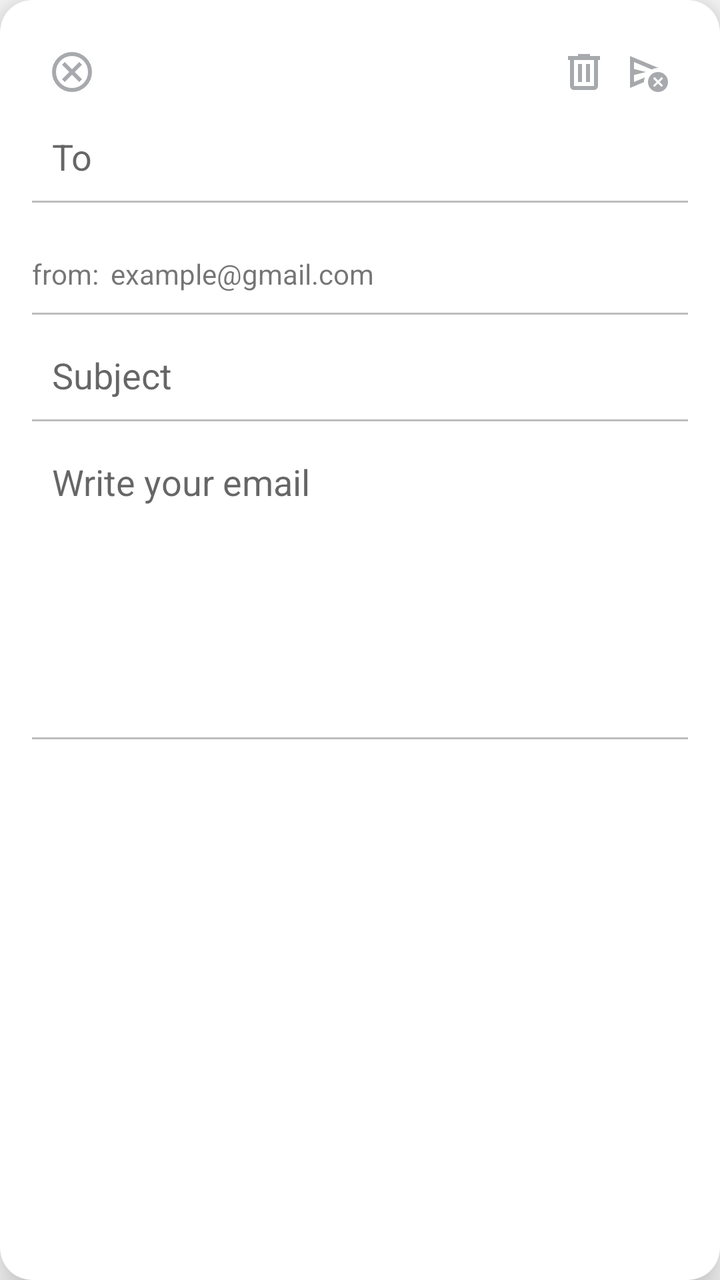
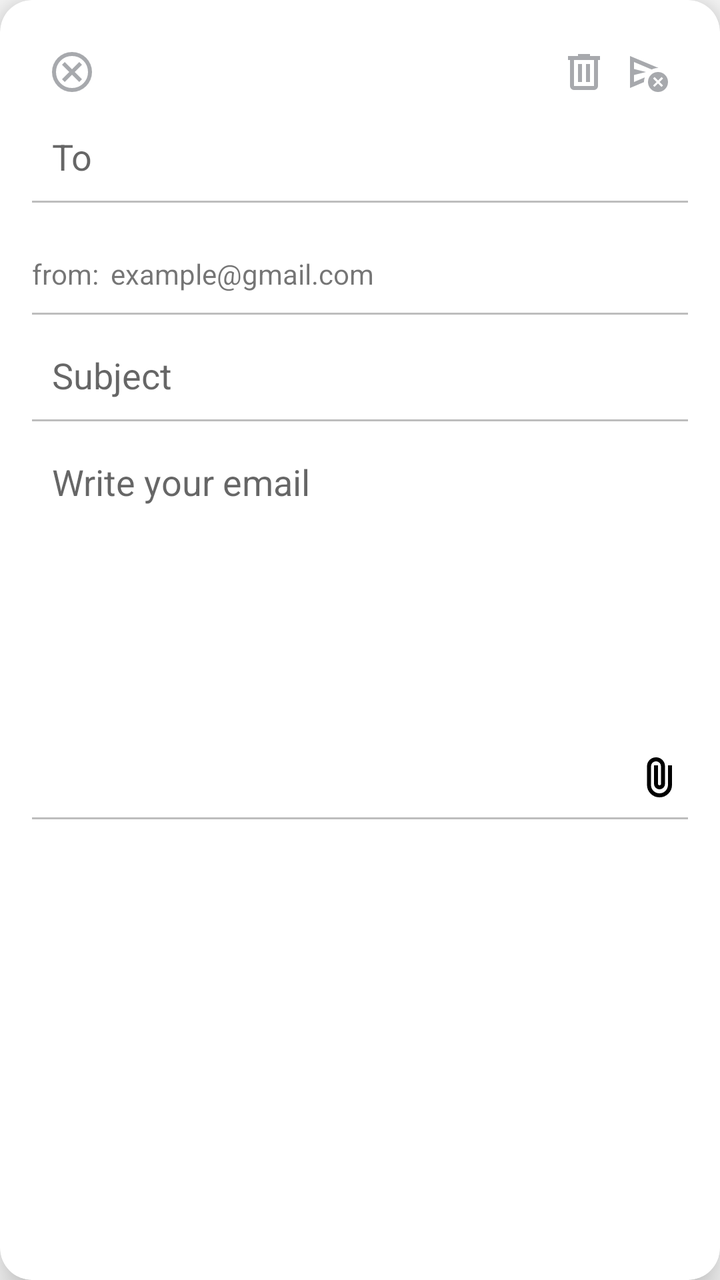

Before-and-after screenshots of an Android layout around one commit, followed by the original layout XML and the change that was made.
<!-- AndroidManifest.xml: application theme Theme.Project5 -->
<!-- res/layout/compose_modal.xml -->
<?xml version="1.0" encoding="utf-8"?>
<androidx.cardview.widget.CardView xmlns:android="http://schemas.android.com/apk/res/android"
    xmlns:card_view="http://schemas.android.com/apk/res-auto"
    android:id="@+id/composeModal"
    android:layout_width="match_parent"
    android:layout_height="match_parent"
    android:layout_margin="16dp"
    android:layout_gravity="top"
    android:background="@android:color/white"
    card_view:cardCornerRadius="16dp"
    card_view:cardElevation="12dp">

    <LinearLayout
        android:layout_width="match_parent"
        android:layout_height="match_parent"
        android:orientation="vertical"
        android:padding="16dp">

        
        <LinearLayout
            android:layout_width="match_parent"
            android:layout_height="wrap_content"
            android:orientation="horizontal"
            android:paddingTop="8dp"
            android:paddingEnd="8dp"
            android:paddingStart="8dp"
            android:gravity="center_vertical"
            android:layout_marginBottom="8dp"
            android:weightSum="1">

            
            <ImageButton
                android:id="@+id/btnClose"
                android:layout_width="wrap_content"
                android:layout_height="wrap_content"
                android:src="@drawable/ic_cancel"
                android:contentDescription="Close"
                android:layout_gravity="start"
                android:background="?attr/selectableItemBackgroundBorderless"
                card_view:tint="#A7A9AD" />

            <View
                android:layout_width="0dp"
                android:layout_height="1dp"
                android:layout_weight="1" />

            
            <ImageButton
                android:id="@+id/btnClear"
                android:layout_width="wrap_content"
                android:layout_height="wrap_content"
                android:src="@drawable/ic_delete"

                android:contentDescription="Clear"
                android:background="?attr/selectableItemBackgroundBorderless"
                card_view:tint="#A7A9AD" />

            
            <ImageButton
                android:id="@+id/btnSend"
                android:layout_width="wrap_content"
                android:layout_height="wrap_content"
                android:layout_marginStart="8dp"
                android:src="@drawable/ic_send"
                android:contentDescription="Send"
                android:background="?attr/selectableItemBackgroundBorderless"
                card_view:tint="#A7A9AD" />
        </LinearLayout>

        
        <EditText
            android:id="@+id/etTo"
            android:layout_width="match_parent"
            android:layout_height="wrap_content"
            android:background="@android:color/transparent"
            android:hint="To"
            android:inputType="textEmailAddress"
            android:padding="10dp" />

        <View
            android:layout_width="match_parent"
            android:layout_height="1dp"
            android:background="#BDBDBD" />

        
        <LinearLayout
            android:layout_width="match_parent"
            android:layout_height="wrap_content"
            android:orientation="horizontal"
            android:layout_marginTop="8dp">

            <TextView
                android:id="@+id/tvFromLabel"
                android:layout_width="wrap_content"
                android:layout_height="wrap_content"
                android:layout_marginTop="8dp"
                android:text="from:" />

            <TextView
                android:id="@+id/tvSenderEmail"
                android:layout_width="wrap_content"
                android:layout_height="wrap_content"
                android:layout_marginTop="8dp"
                android:padding="10dp"
                android:paddingStart="6dp"
                android:text="example@gmail.com"
                android:textSize="14sp" />

        </LinearLayout>

        <View
            android:layout_width="match_parent"
            android:layout_height="1dp"
            android:background="#BDBDBD" />

        
        <EditText
            android:id="@+id/etSubject"
            android:layout_width="match_parent"
            android:layout_height="wrap_content"
            android:layout_marginTop="8dp"
            android:background="@android:color/transparent"
            android:hint="Subject"
            android:padding="10dp" />

        <View
            android:layout_width="match_parent"
            android:layout_height="1dp"
            android:background="#BDBDBD" />

        
        <EditText
            android:id="@+id/etBody"
            android:layout_width="match_parent"
            android:layout_height="150dp"
            android:layout_marginTop="8dp"
            android:background="@android:color/transparent"
            android:gravity="top"
            android:hint="Write your email"
            android:inputType="textMultiLine"
            android:padding="10dp" />

        <View
            android:layout_width="match_parent"
            android:layout_height="1dp"
            android:background="#BDBDBD" />

    </LinearLayout>
</androidx.cardview.widget.CardView>
<!-- resources referenced by this layout -->
<resources>
  <!-- drawable ic_cancel (drawable) -->
  <vector xmlns:android="http://schemas.android.com/apk/res/android" android:height="24dp" android:tint="#000000" android:viewportHeight="960" android:viewportWidth="960" android:width="24dp">
        
      <path android:fillColor="@android:color/white" android:pathData="M336,680L480,536L624,680L680,624L536,480L680,336L624,280L480,424L336,280L280,336L424,480L280,624L336,680ZM480,880Q397,880 324,848.5Q251,817 197,763Q143,709 111.5,636Q80,563 80,480Q80,397 111.5,324Q143,251 197,197Q251,143 324,111.5Q397,80 480,80Q563,80 636,111.5Q709,143 763,197Q817,251 848.5,324Q880,397 880,480Q880,563 848.5,636Q817,709 763,763Q709,817 636,848.5Q563,880 480,880ZM480,800Q614,800 707,707Q800,614 800,480Q800,346 707,253Q614,160 480,160Q346,160 253,253Q160,346 160,480Q160,614 253,707Q346,800 480,800ZM480,480Q480,480 480,480Q480,480 480,480Q480,480 480,480Q480,480 480,480Q480,480 480,480Q480,480 480,480Q480,480 480,480Q480,480 480,480Z"/>
      
  </vector>
  <!-- drawable ic_delete (drawable) -->
  <vector xmlns:android="http://schemas.android.com/apk/res/android" android:height="24dp" android:tint="#000000" android:viewportHeight="960" android:viewportWidth="960" android:width="24dp">
        
      <path android:fillColor="@android:color/white" android:pathData="M280,840Q247,840 223.5,816.5Q200,793 200,760L200,240L160,240L160,160L360,160L360,120L600,120L600,160L800,160L800,240L760,240L760,760Q760,793 736.5,816.5Q713,840 680,840L280,840ZM680,240L280,240L280,760Q280,760 280,760Q280,760 280,760L680,760Q680,760 680,760Q680,760 680,760L680,240ZM360,680L440,680L440,320L360,320L360,680ZM520,680L600,680L600,320L520,320L520,680ZM280,240L280,240L280,760Q280,760 280,760Q280,760 280,760L280,760Q280,760 280,760Q280,760 280,760L280,240Z"/>
      
  </vector>
  <!-- drawable ic_send (drawable) -->
  <vector xmlns:android="http://schemas.android.com/apk/res/android" android:height="24dp" android:tint="#000000" android:viewportHeight="960" android:viewportWidth="960" android:width="24dp">
        
      <path android:fillColor="@android:color/white" android:pathData="M609,779L679,709L749,779L779,749L710,680L780,610L750,580L680,650L610,580L580,610L650,680L580,750L609,779ZM120,800L120,160L692,400Q689,400 686,400Q683,400 680,400Q645,400 614,408Q583,416 554,430L200,280L200,420L440,480L200,540L200,680L416,588Q408,611 404,633.5Q400,656 400,680Q400,680 400,681Q400,682 400,682L120,800ZM680,880Q597,880 538.5,821.5Q480,763 480,680Q480,597 538.5,538.5Q597,480 680,480Q763,480 821.5,538.5Q880,597 880,680Q880,763 821.5,821.5Q763,880 680,880ZM200,588Q200,540 200,498Q200,456 200,430L200,280L200,420L200,420L200,540L200,540L200,680L200,588Z"/>
      
  </vector>
  <style name="Theme.Project5" parent="Theme.AppCompat.Light.NoActionBar" />
</resources>

<!-- the commit's change to res/layout/compose_modal.xml (unified diff, before → after) -->
@@ -28,7 +28,6 @@
             android:layout_marginBottom="8dp"
             android:weightSum="1">
 
-            
             <ImageButton
                 android:id="@+id/btnClose"
                 android:layout_width="wrap_content"
@@ -44,18 +43,15 @@
                 android:layout_height="1dp"
                 android:layout_weight="1" />
 
-            
             <ImageButton
                 android:id="@+id/btnClear"
                 android:layout_width="wrap_content"
                 android:layout_height="wrap_content"
                 android:src="@drawable/ic_delete"
-
                 android:contentDescription="Clear"
                 android:background="?attr/selectableItemBackgroundBorderless"
                 card_view:tint="#A7A9AD" />
 
-            
             <ImageButton
                 android:id="@+id/btnSend"
                 android:layout_width="wrap_content"
@@ -140,9 +136,58 @@
             android:inputType="textMultiLine"
             android:padding="10dp" />
 
+        
+        <ImageButton
+            android:id="@+id/btnAttach"
+            android:layout_width="wrap_content"
+            android:layout_height="wrap_content"
+            android:layout_gravity="center"
+            android:layout_marginTop="8dp"
+            android:layout_marginLeft="150dp"
+            android:background="?attr/selectableItemBackgroundBorderless"
+            android:contentDescription="Attach File"
+            android:src="@drawable/ic_attachment" />
+
+        
+        <LinearLayout
+            android:id="@+id/attachmentContainer"
+            android:layout_width="match_parent"
+            android:layout_height="wrap_content"
+            android:layout_marginTop="8dp"
+            android:orientation="horizontal"
+            android:gravity="center_vertical"
+            android:visibility="gone">
+
+            <ImageView
+                android:layout_width="24dp"
+                android:layout_height="24dp"
+                android:src="@drawable/ic_attachment"
+                android:contentDescription="Attachment" />
+
+            <TextView
+                android:id="@+id/tvAttachmentName"
+                android:layout_width="wrap_content"
+                android:layout_height="wrap_content"
+                android:layout_marginStart="8dp"
+                android:text="attachment.pdf (1.2 MB)"
+                android:textSize="14sp"
+                android:textColor="#333" />
+
+            <ImageButton
+                android:id="@+id/btnRemoveAttachment"
+                android:layout_width="wrap_content"
+                android:layout_height="wrap_content"
+                android:layout_marginStart="8dp"
+                android:src="@drawable/ic_delete"
+                android:contentDescription="Remove Attachment"
+                android:background="?attr/selectableItemBackgroundBorderless"
+                card_view:tint="#F44336" />
+        </LinearLayout>
+
         <View
             android:layout_width="match_parent"
             android:layout_height="1dp"
+            android:layout_marginTop="8dp"
             android:background="#BDBDBD" />
 
     </LinearLayout>
<!-- resource entries referenced after the edit -->
@@ -1,5 +1,11 @@
 <!-- resources referenced by this layout -->
 <resources>
+  <!-- drawable ic_attachment (drawable) -->
+  <vector xmlns:android="http://schemas.android.com/apk/res/android" android:height="24dp" android:tint="#000000" android:viewportHeight="960" android:viewportWidth="960" android:width="24dp">
+        
+      <path android:fillColor="@android:color/white" android:pathData="M720,630Q720,734 647,807Q574,880 470,880Q366,880 293,807Q220,734 220,630L220,260Q220,185 272.5,132.5Q325,80 400,80Q475,80 527.5,132.5Q580,185 580,260L580,610Q580,656 548,688Q516,720 470,720Q424,720 392,688Q360,656 360,610L360,240L440,240L440,610Q440,623 448.5,631.5Q457,640 470,640Q483,640 491.5,631.5Q500,623 500,610L500,260Q499,218 470.5,189Q442,160 400,160Q358,160 329,189Q300,218 300,260L300,630Q299,701 349,750.5Q399,800 470,800Q540,800 589,750.5Q638,701 640,630L640,240L720,240L720,630Z"/>
+      
+  </vector>
   <!-- drawable ic_cancel (drawable) -->
   <vector xmlns:android="http://schemas.android.com/apk/res/android" android:height="24dp" android:tint="#000000" android:viewportHeight="960" android:viewportWidth="960" android:width="24dp">
         
